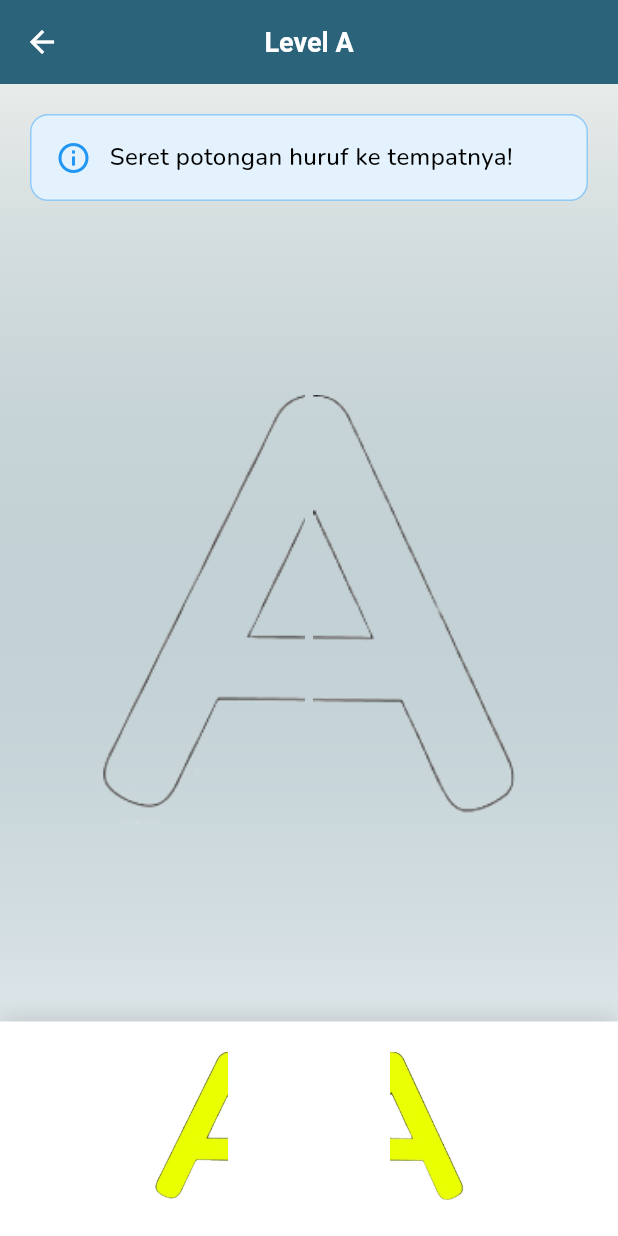
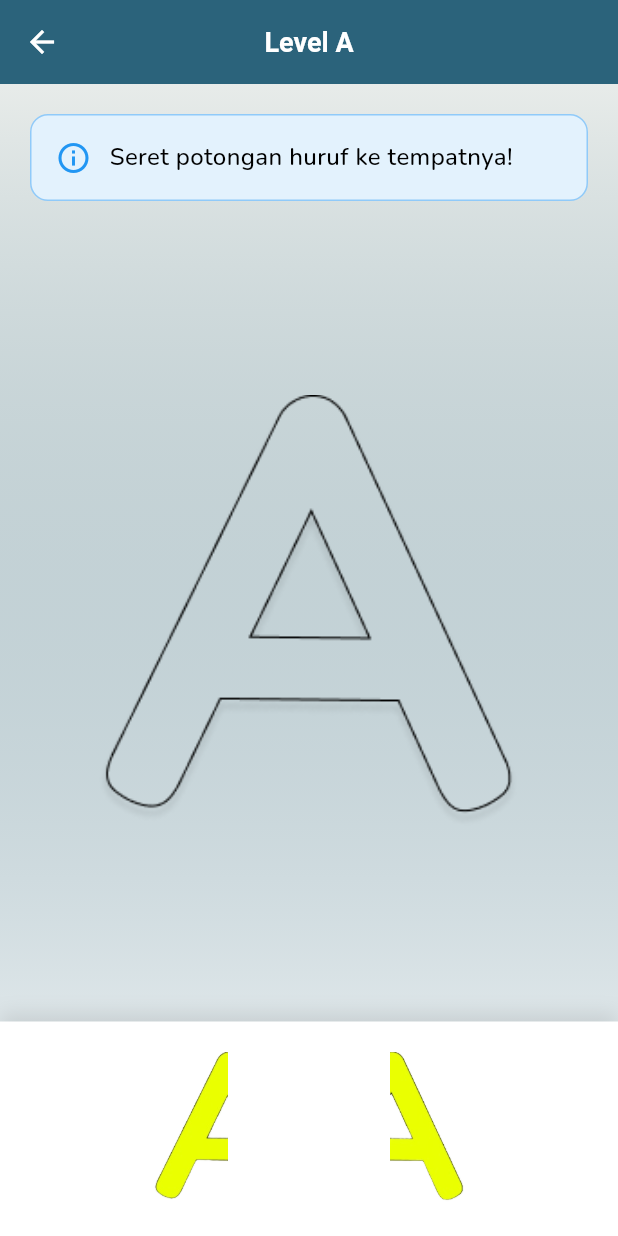
Before and after one commit to hklfsyh/AlphaLearn, a Flutter app: the AlfabetLevelPage screen opened by its route, on a phone screen of 412 x 824 dp. Run offline on Flutter 3.47's test engine with Material 3 defaults, Android fonts, the phone set to English and light mode, and no system bars; our stand-ins replace get, shared_preferences, sqflite; missing offline and left inert: flame, flutter_floating_bottom_bar; accounts and stored records are empty.

Commit message:
Penyesuaian kondisi game alfabetnya :)

```diff
--- a/lib/presentation/pages/alfabeth/alfabet_level_page.dart
+++ b/lib/presentation/pages/alfabeth/alfabet_level_page.dart
@@ -19,6 +19,7 @@ class _AlfabetLevelPageState extends State<AlfabetLevelPage> {
   bool leftFilled = false;
   bool rightFilled = false;
   bool isCompleted = false;
+  bool hasStartedDragging = false; // Track apakah user sudah mulai drag
 
   // State untuk tracking posisi drag
   Offset? leftAnswerPosition;
@@ -44,6 +45,7 @@ class _AlfabetLevelPageState extends State<AlfabetLevelPage> {
   // Fungsi ketika drag selesai
   void _onLeftDropped() {
     setState(() {
+      hasStartedDragging = true; // User sudah mulai drag
       leftFilled = true;
       _checkCompletion();
     });
@@ -51,6 +53,7 @@ class _AlfabetLevelPageState extends State<AlfabetLevelPage> {
 
   void _onRightDropped() {
     setState(() {
+      hasStartedDragging = true; // User sudah mulai drag
       rightFilled = true;
       _checkCompletion();
     });
@@ -63,9 +66,16 @@ class _AlfabetLevelPageState extends State<AlfabetLevelPage> {
         isCompleted = true;
       });
 
-      // Tampilkan dialog selesai
-      Future.delayed(const Duration(milliseconds: 500), () {
+      // Tampilkan notifikasi setelah gambar berganti (0.8 detik)
+      Future.delayed(const Duration(milliseconds: 800), () {
         _showCompletionDialog();
+      });
+
+      // Auto redirect setelah notifikasi selesai (0.8s + 3s = 3.8s total)
+      Future.delayed(const Duration(milliseconds: 3800), () {
+        if (mounted) {
+          Get.back(); // Kembali ke halaman pemilihan level
+        }
       });
     }
   }
@@ -75,57 +85,94 @@ class _AlfabetLevelPageState extends State<AlfabetLevelPage> {
     // Save progress
     controller.completeLevel(currentLevel);
 
+    // Tampilkan dialog biasa tanpa animasi
     showDialog(
       context: context,
-      barrierDismissible: false,
-      builder: (context) => AlertDialog(
-        shape: RoundedRectangleBorder(
+      barrierDismissible: false, // Tidak bisa dismiss dengan tap di luar
+      builder: (BuildContext context) {
+        return Dialog(
+          backgroundColor: Colors.transparent,
+          child: Container(
+            padding: const EdgeInsets.all(20),
+            decoration: BoxDecoration(
+              gradient: LinearGradient(
+                colors: [
+                  Color(0xFFFFC107),
+                  Color(0xFFFFD54F),
+                ],
+              ),
               borderRadius: BorderRadius.circular(20),
-        ),
-        title: const Column(
-          children: [
-            Icon(Icons.celebration, size: 64, color: Colors.amber),
-            SizedBox(height: 16),
-            Text(
-              'Level Selesai! 🎉',
-              style: TextStyle(
-                fontWeight: FontWeight.bold,
-                fontSize: 24,
-              ),
-              textAlign: TextAlign.center,
+              boxShadow: [
+                BoxShadow(
+                  color: Colors.black.withOpacity(0.2),
+                  blurRadius: 20,
+                  offset: Offset(0, 10),
                 ),
               ],
             ),
-        content: Text(
-          'Selamat! Kamu telah menyelesaikan Level $currentLevel',
-          textAlign: TextAlign.center,
-          style: const TextStyle(fontSize: 16),
+            child: Row(
+              children: [
+                Expanded(
+                  child: Column(
+                    crossAxisAlignment: CrossAxisAlignment.start,
+                    mainAxisSize: MainAxisSize.min,
+                    children: [
+                      Text(
+                        'Selamat',
+                        style: TextStyle(
+                          fontSize: 28,
+                          fontWeight: FontWeight.bold,
+                          color: Colors.white,
+                          shadows: [
+                            Shadow(
+                              color: Colors.black.withOpacity(0.3),
+                              offset: Offset(2, 2),
+                              blurRadius: 4,
                             ),
-        actions: [
-          ElevatedButton(
-            onPressed: () {
-              Navigator.pop(context); // Close dialog
-              Get.back(); // Kembali ke menu level
-            },
-            style: ElevatedButton.styleFrom(
-              backgroundColor: AppColors.primary,
-              minimumSize: const Size(double.infinity, 48),
-              shape: RoundedRectangleBorder(
-                borderRadius: BorderRadius.circular(12),
+                          ],
                         ),
                       ),
-            child: const Text(
-              'Kembali ke Menu',
+                      SizedBox(height: 8),
+                      Text(
+                        'Kamu berhasil bentuk huruf \'$currentLevel\'',
                         style: TextStyle(
                           fontSize: 16,
-                fontWeight: FontWeight.bold,
                           color: Colors.white,
+                          fontWeight: FontWeight.w500,
                         ),
+                      ),
+                      SizedBox(height: 4),
+                      Text(
+                        'Mari lanjut ke huruf selanjutnya!',
+                        style: TextStyle(
+                          fontSize: 16,
+                          color: Colors.white,
+                          fontWeight: FontWeight.w500,
                         ),
                       ),
                     ],
                   ),
+                ),
+                SizedBox(width: 16),
+                Image.asset(
+                  'assets/images/bintangsukses.png',
+                  width: 80,
+                  height: 80,
+                  fit: BoxFit.contain,
+                ),
+              ],
+            ),
+          ),
         );
+      },
+    );
+
+    // Tutup dialog setelah 3 detik
+    Future.delayed(const Duration(seconds: 3), () {
+      if (mounted) {
+        Navigator.of(context).pop(); // Tutup dialog
+      }
+    });
   }
 
   @override
@@ -188,80 +235,134 @@ class _AlfabetLevelPageState extends State<AlfabetLevelPage> {
             const SizedBox(height: 40), // Area Soal (Drop Target)
             Expanded(
               child: Center(
-                child: Container(
+                child: SizedBox(
                   width: questionSize,
                   height: questionSize,
-                  child: Row(
-                    mainAxisSize: MainAxisSize.min,
+                  child: isCompleted
+                      ? // Tampilkan gambar lengkap saat selesai - TETAP DI TENGAH
+                      Image.asset(
+                          'assets/images/${currentLevel.toLowerCase()}lengkap.png',
+                          fit: BoxFit.contain,
+                        )
+                      : !hasStartedDragging
+                          ? // Tampilkan rangka lengkap sebelum drag - TETAP DI TENGAH
+                          Stack(
+                              alignment: Alignment.center,
                               children: [
-                      // Drop target kiri
-                      DragTarget<String>(
-                        onAcceptWithDetails: (details) {
-                          if (details.data == 'left' && !leftFilled) {
-                            _onLeftDropped();
-                          }
-                        },
-                        builder: (context, candidateData, rejectedData) {
-                          return Container(
-                            width: questionSize / 2,
-                            height: questionSize,
-                            child: ClipRect(
-                              child: Align(
-                                alignment: Alignment.centerRight,
-                                widthFactor: 1.0,
-                                child: leftFilled
-                                    ? Image.asset(
-                                        _getLeftAnswerImage(),
+                                // Gambar rangka lengkap - PERBESAR UKURAN & POSISI TENGAH
+                                SizedBox(
                                   width: questionSize,
                                   height: questionSize,
-                                        fit: BoxFit.contain,
-                                      )
-                                    : Image.asset(
-                                        'assets/images/${currentLevel.toLowerCase()}rangka1.png',
+                                  child: Image.asset(
+                                    'assets/images/rangkalengkap${currentLevel.toLowerCase()}.png',
                                     width: questionSize,
                                     height: questionSize,
                                     fit: BoxFit.contain,
                                   ),
                                 ),
-                            ),
+
+                                // Invisible drag target kiri
+                                Positioned(
+                                  left: 0,
+                                  top: 0,
+                                  bottom: 0,
+                                  width: questionSize / 2,
+                                  child: DragTarget<String>(
+                                    onAcceptWithDetails: (details) {
+                                      if (details.data == 'left' &&
+                                          !leftFilled) {
+                                        _onLeftDropped();
+                                      }
+                                    },
+                                    builder:
+                                        (context, candidateData, rejectedData) {
+                                      return Container(
+                                        color: Colors.transparent,
                                       );
                                     },
                                   ),
+                                ),
 
-                      // Drop target kanan (tanpa space/gap)
-                      DragTarget<String>(
+                                // Invisible drag target kanan
+                                Positioned(
+                                  right: 0,
+                                  top: 0,
+                                  bottom: 0,
+                                  width: questionSize / 2,
+                                  child: DragTarget<String>(
                                     onAcceptWithDetails: (details) {
-                          if (details.data == 'right' && !rightFilled) {
+                                      if (details.data == 'right' &&
+                                          !rightFilled) {
                                         _onRightDropped();
                                       }
                                     },
-                        builder: (context, candidateData, rejectedData) {
+                                    builder:
+                                        (context, candidateData, rejectedData) {
                                       return Container(
-                            width: questionSize / 2,
-                            height: questionSize,
-                            child: ClipRect(
-                              child: Align(
-                                alignment: Alignment.centerLeft,
-                                widthFactor: 1.0,
-                                child: rightFilled
-                                    ? Image.asset(
-                                        _getRightAnswerImage(),
-                                        width: questionSize,
-                                        height: questionSize,
-                                        fit: BoxFit.contain,
-                                      )
-                                    : Image.asset(
-                                        'assets/images/${currentLevel.toLowerCase()}rangka2.png',
-                                        width: questionSize,
-                                        height: questionSize,
-                                        fit: BoxFit.contain,
-                                      ),
-                              ),
-                            ),
+                                        color: Colors.transparent,
                                       );
                                     },
                                   ),
+                                ),
                               ],
+                            )
+                          : // Tampilkan rangka terpisah setelah drag - GESER KE KANAN
+                          Transform.translate(
+                              offset: Offset(20, 0),
+                              child: Stack(
+                                alignment: Alignment.center,
+                                children: [
+                                  // Sisi Kiri - DragTarget (posisi di kiri)
+                                  Positioned(
+                                    left: 0,
+                                    top: 0,
+                                    bottom: 0,
+                                    width: questionSize / 2 + 10,
+                                    child: DragTarget<String>(
+                                      onAcceptWithDetails: (details) {
+                                        if (details.data == 'left' &&
+                                            !leftFilled) {
+                                          _onLeftDropped();
+                                        }
+                                      },
+                                      builder: (context, candidateData,
+                                          rejectedData) {
+                                        return Image.asset(
+                                          leftFilled
+                                              ? _getLeftAnswerImage()
+                                              : 'assets/images/${currentLevel.toLowerCase()}rangka1.png',
+                                          fit: BoxFit.contain,
+                                        );
+                                      },
+                                    ),
+                                  ),
+
+                                  // Sisi Kanan - DragTarget (posisi di kanan)
+                                  Positioned(
+                                    right: 0,
+                                    top: 0,
+                                    bottom: 0,
+                                    width: questionSize / 2 + 10,
+                                    child: DragTarget<String>(
+                                      onAcceptWithDetails: (details) {
+                                        if (details.data == 'right' &&
+                                            !rightFilled) {
+                                          _onRightDropped();
+                                        }
+                                      },
+                                      builder: (context, candidateData,
+                                          rejectedData) {
+                                        return Image.asset(
+                                          rightFilled
+                                              ? _getRightAnswerImage()
+                                              : 'assets/images/${currentLevel.toLowerCase()}rangka2.png',
+                                          fit: BoxFit.contain,
+                                        );
+                                      },
+                                    ),
+                                  ),
+                                ],
+                              ),
                             ),
                 ),
               ),
```
Also changed, not shown: assets/images/bintangsukses.png (added). Lines whose indentation alone changed are shown as unchanged.
